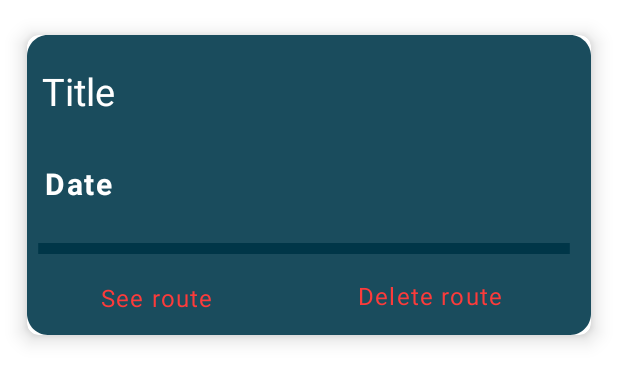
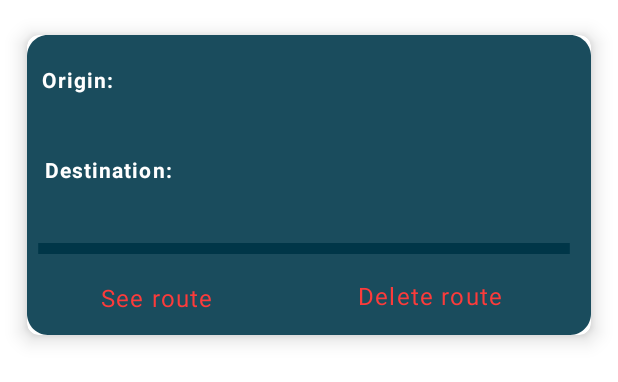
Before and after one commit to IoanaBanu/Where2go, an Android app: the layout cardview.xml on its own in the app's theme, with its tools: preview values and no code run, on a phone screen of 412 x 824 dp. Shown: the top 382 px of the screen. Run offline under Robolectric (Android 15) with nearby library versions, the phone set to English and light mode, and no system bars.

Commit message:
final project

```diff
--- a/app/src/main/java/com/example/licenta_ioana_banu/PlacePicker.java
+++ b/app/src/main/java/com/example/licenta_ioana_banu/PlacePicker.java
@@ -173,6 +173,8 @@ public class PlacePicker extends AppCompatActivity implements OnMapReadyCallback
             route_list.setBackgroundColor(Color.GRAY);
             edit_profile.setEnabled(false);
             edit_profile.setBackgroundColor(Color.GRAY);
+            saveRouteButton.setEnabled(false);
+            saveRouteButton.setBackgroundColor(Color.GRAY);
         }
         final View icPin = findViewById(R.id.ic_pin);
         new Handler().postDelayed(new Runnable() {
--- a/app/src/main/java/com/example/licenta_ioana_banu/RegisterActivity.java
+++ b/app/src/main/java/com/example/licenta_ioana_banu/RegisterActivity.java
@@ -91,6 +91,10 @@ public class RegisterActivity extends AppCompatActivity {
                         else {
                             myRef.child(username).setValue(user);
                             Toast.makeText(RegisterActivity.this, "Inregistrare cu succes  ", Toast.LENGTH_SHORT).show();
+                            Intent intent = new Intent(RegisterActivity.this,  LoginActivity.class);// New activity
+                            intent.setFlags(Intent.FLAG_ACTIVITY_CLEAR_TOP);
+                            startActivity(intent);
+                            finish();
                         }
                     }
                     @Override
--- a/app/src/main/res/layout/cardview.xml
+++ b/app/src/main/res/layout/cardview.xml
@@ -57,14 +57,14 @@
             android:layout_alignParentTop="true"
             android:layout_alignParentEnd="true"
             android:layout_marginStart="12dp"
-            android:layout_marginTop="85dp"
-            android:layout_marginEnd="218dp"
+            android:layout_marginTop="80dp"
+            android:layout_marginEnd="62dp"
             android:layout_marginRight="61dp"
             android:layout_marginBottom="330dp"
-            android:text="Date"
+            android:text="Destination:"
             android:textAppearance="@style/the_place_t"
 
-            android:textSize="20sp"
+            android:textSize="14sp"
             android:textStyle="bold" />
 
         <TextView
@@ -74,8 +74,10 @@
             android:layout_marginStart="10dp"
             android:layout_marginTop="20dp"
             android:drawablePadding="2dp"
-            android:text="Title"
-            android:textAppearance="@style/Title" />
+            android:text="Origin:"
+            android:textAppearance="@style/the_place_t"
+            android:textSize="14sp"
+            android:textStyle="bold" />
 
         <Button
             android:id="@+id/notInterestedAnymoreButton"
```
Also changed, not shown: app/src/main/AndroidManifest.xml (+4 -28 lines), app/src/main/java/com/example/licenta_ioana_banu/ListAdapter.java (+7 -3 lines), app/src/main/java/com/example/licenta_ioana_banu/LoginActivity.java (+12 -1 lines), app/src/main/java/com/example/licenta_ioana_banu/MainActivity.java (+17 -0 lines), app/src/main/res/layout/login_activity.xml (+2 -8 lines), app/src/main/res/layout/register_activity.xml (+3 -5 lines), app/src/main/res/layout/test.xml (+28 -1 lines).
